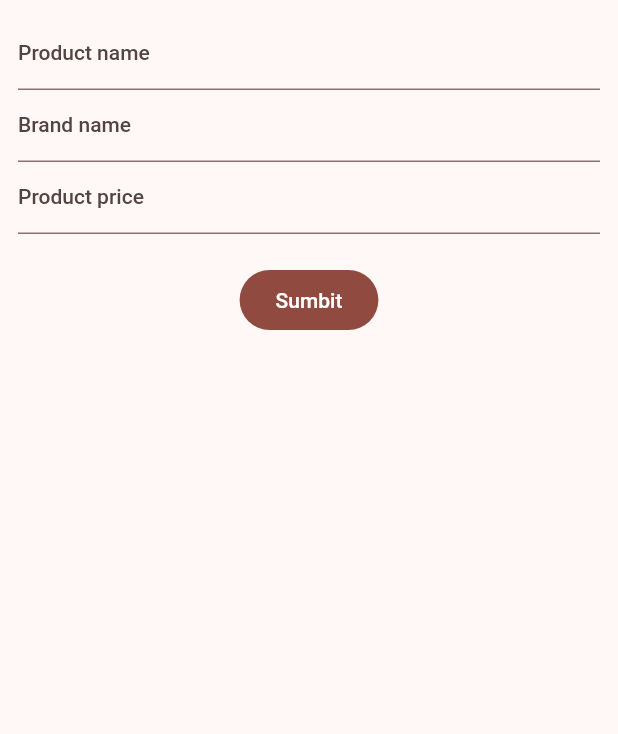
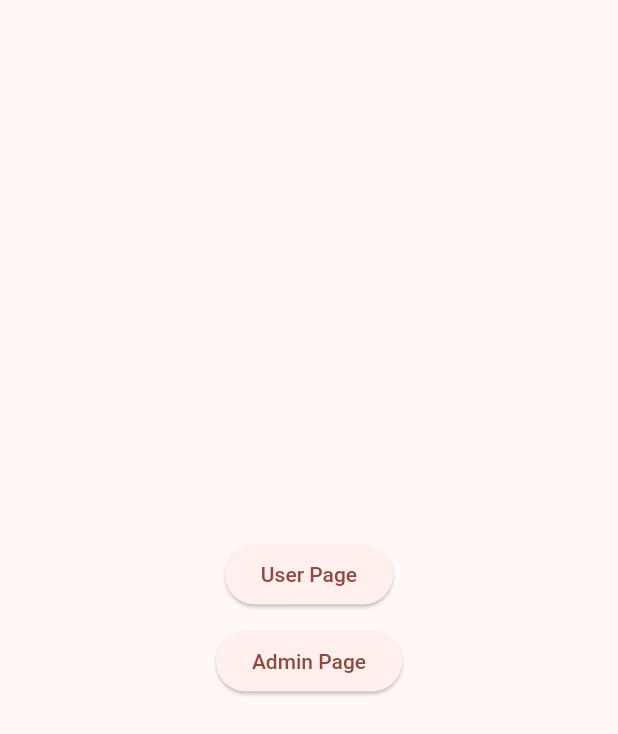
Before and after one commit to abhishek0168/e-commerce, a Flutter app: the screen it shows after launch, on a phone screen of 412 x 824 dp. Shown: the top 734 px of the screen. Run offline on Flutter 3.47's test engine with Material 2 defaults, Android fonts, the light colour scheme and no system bars; our stand-ins replace cloud_firestore, firebase_core, firebase_storage, google_fonts, image_picker; accounts and stored records are empty; Roboto replaces fonts that are missing (Alata).

Commit message:
product uploading page completed

```diff
--- /dev/null
+++ b/lib/model/product_model/product_model.dart
@@ -0,0 +1,43 @@
+import 'dart:io';
+
+class ProductModel {
+  final String id;
+  final String productName;
+  final String productPrice;
+  final String brandName;
+  final String gender;
+  final Map<String, int> productSizes;
+  final String productColor;
+  final int productStock;
+  final int productDiscount;
+  final String productCategory;
+  final List<String> productImages;
+
+  ProductModel({
+    required this.id,
+    required this.productName,
+    required this.productPrice,
+    required this.brandName,
+    required this.gender,
+    required this.productSizes,
+    required this.productColor,
+    required this.productStock,
+    required this.productDiscount,
+    required this.productCategory,
+    required this.productImages,
+  });
+
+  Map<String, dynamic> toJson() => {
+        'id': id,
+        'productName': productName,
+        'productPrice': productPrice,
+        'brandName': brandName,
+        'gender': gender,
+        'productSizes': productSizes,
+        'productColor': productColor,
+        'productStock': productStock,
+        'productDiscount': productDiscount,
+        'productCategory': productCategory,
+        'productImages': productImages,
+      };
+}
--- a/lib/view/admin_panel/admin_panel.dart
+++ /dev/null
@@ -1,41 +0,0 @@
-import 'package:ecommerce_app/utils/constants.dart';
-import 'package:flutter/material.dart';
-
-class AdminPanel extends StatelessWidget {
-  const AdminPanel({super.key});
-
-  @override
-  Widget build(BuildContext context) {
-    return Scaffold(
-      body: SafeArea(
-        child: Padding(
-          padding: const EdgeInsets.all(12),
-          child: Column(
-            children: [
-              TextFormField(
-                decoration: const InputDecoration(
-                  label: Text('Product name'),
-                ),
-              ),
-              TextFormField(
-                decoration: const InputDecoration(
-                  label: Text('Brand name'),
-                ),
-              ),
-              TextFormField(
-                decoration: const InputDecoration(
-                  label: Text('Product price'),
-                ),
-              ),
-              height20,
-              FilledButton(
-                onPressed: () {},
-                child: const Text('Sumbit'),
-              ),
-            ],
-          ),
-        ),
-      ),
-    );
-  }
-}
--- /dev/null
+++ b/lib/view/selection_page/selection_page.dart
@@ -0,0 +1,43 @@
+import 'package:ecommerce_app/utils/constants.dart';
+import 'package:ecommerce_app/view/admin_panel/admin_page.dart';
+import 'package:ecommerce_app/view/main_page/main_page.dart';
+import 'package:flutter/material.dart';
+
+class SelectPage extends StatelessWidget {
+  const SelectPage({super.key});
+
+  @override
+  Widget build(BuildContext context) {
+    return Scaffold(
+      body: SafeArea(
+          child: Center(
+        child: Column(
+          mainAxisAlignment: MainAxisAlignment.center,
+          children: [
+            ElevatedButton(
+                onPressed: () {
+                  Navigator.push(
+                    context,
+                    MaterialPageRoute(
+                      builder: (context) => MainPage(),
+                    ),
+                  );
+                },
+                child: const Text('User Page')),
+            height10,
+            ElevatedButton(
+                onPressed: () {
+                  Navigator.push(
+                    context,
+                    MaterialPageRoute(
+                      builder: (context) => AdminPage(),
+                    ),
+                  );
+                },
+                child: const Text('Admin Page')),
+          ],
+        ),
+      )),
+    );
+  }
+}
--- a/lib/view/theme/app_color_theme.dart
+++ b/lib/view/theme/app_color_theme.dart
@@ -6,4 +6,5 @@ class AppColors {
   static const Color blackColor = Colors.black;
   static final Color grayColor = Colors.grey[400]!;
   static final Color starColor = Colors.yellow[600]!;
+  static final Color sumbitColor = Colors.green[800]!;
 }
```
Also changed, not shown: lib/main.dart (+19 -4 lines), lib/services/fire_base_services.dart (added, +47 -0 lines), lib/view/admin_panel/admin_page.dart (added, +280 -0 lines), lib/view/admin_panel/admin_text_form_widget.dart (added, +37 -0 lines), lib/view_model/admin_page_view_model.dart (deleted, +0 -16 lines), lib/view_model/admin_page_viewmodel.dart (added, +159 -0 lines), pubspec.lock, 3 other files.
